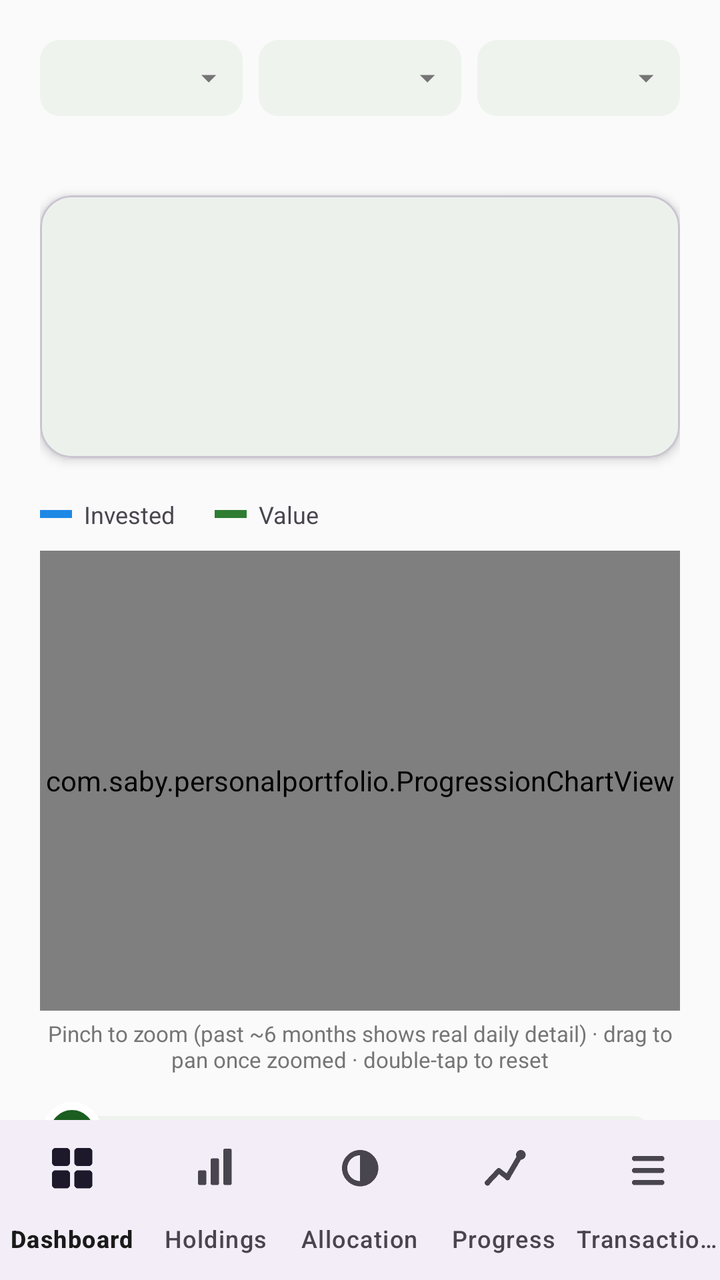
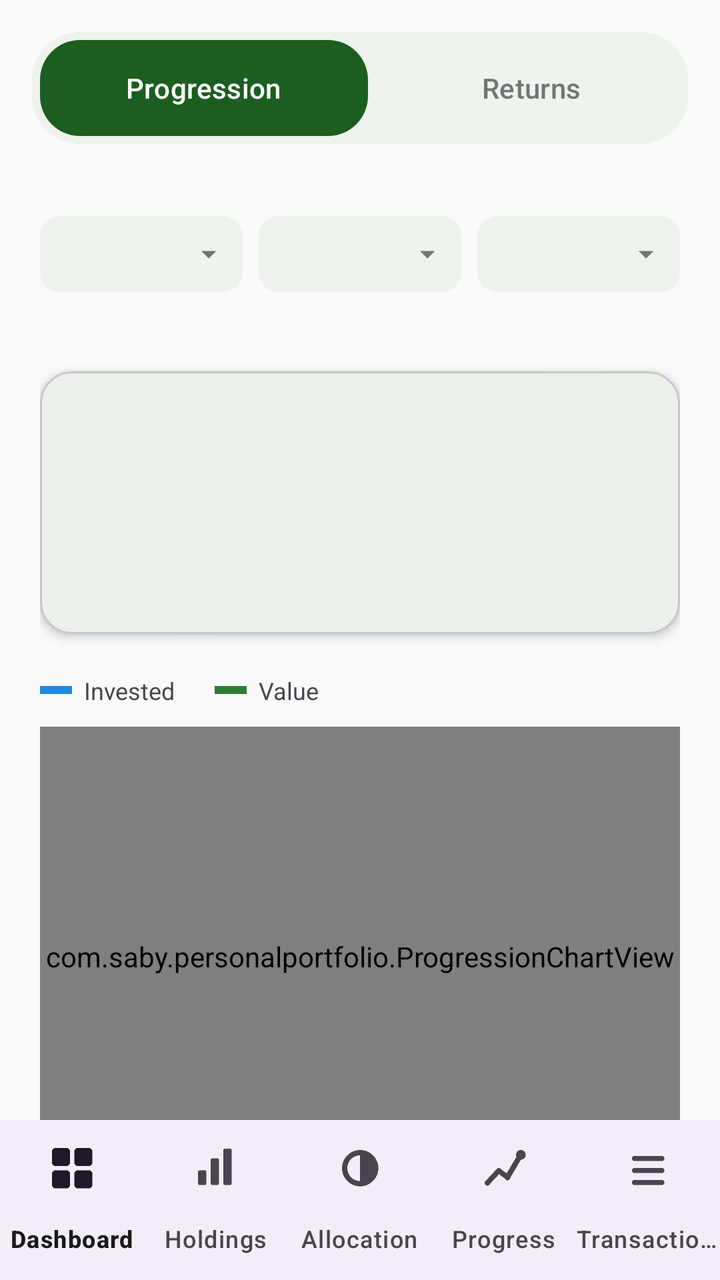

An Android layout rendered at two revisions. The XML below is the earlier revision; the diff shows what the commit changed to produce the second picture.
<!-- AndroidManifest.xml: application theme Theme.PersonalPortfolio -->
<!-- res/layout/activity_progression.xml -->
<?xml version="1.0" encoding="utf-8"?>
<LinearLayout xmlns:android="http://schemas.android.com/apk/res/android"
    xmlns:app="http://schemas.android.com/apk/res-auto"
    android:layout_width="match_parent"
    android:layout_height="match_parent"
    android:orientation="vertical">

    <androidx.core.widget.NestedScrollView
        android:layout_width="match_parent"
        android:layout_height="0dp"
        android:layout_weight="1"
        android:fillViewport="true">

        <LinearLayout
            android:layout_width="match_parent"
            android:layout_height="wrap_content"
            android:orientation="vertical"
            android:padding="20dp">

            
            <LinearLayout
                android:layout_width="match_parent"
                android:layout_height="wrap_content"
                android:orientation="horizontal">

                <TextView
                    android:id="@+id/progressionMemberTab"
                    style="@style/ProgressionDropdownTab"
                    android:layout_width="0dp"
                    android:layout_weight="1" />

                <TextView
                    android:id="@+id/progressionAxisTab"
                    style="@style/ProgressionDropdownTab"
                    android:layout_width="0dp"
                    android:layout_weight="1"
                    android:layout_marginStart="8dp" />

                <TextView
                    android:id="@+id/progressionCurrencyTab"
                    style="@style/ProgressionDropdownTab"
                    android:layout_width="0dp"
                    android:layout_weight="1"
                    android:layout_marginStart="8dp" />

            </LinearLayout>

            <TextView
                android:id="@+id/progressionStatusText"
                android:layout_width="match_parent"
                android:layout_height="wrap_content"
                android:layout_marginTop="10dp"
                android:textSize="13sp"
                android:textColor="@color/colorNeutral" />

            
            <include
                android:id="@+id/progressionStatsCard"
                layout="@layout/include_stats_card"
                android:layout_width="match_parent"
                android:layout_height="wrap_content"
                android:layout_marginTop="12dp" />

            
            <LinearLayout
                android:layout_width="match_parent"
                android:layout_height="wrap_content"
                android:layout_marginTop="20dp"
                android:orientation="horizontal"
                android:gravity="center_vertical">

                <View
                    android:layout_width="16dp"
                    android:layout_height="4dp"
                    android:background="@color/colorProgressionInvested" />

                <TextView
                    android:layout_width="wrap_content"
                    android:layout_height="wrap_content"
                    android:layout_marginStart="6dp"
                    android:text="Invested"
                    android:textSize="12sp" />

                <View
                    android:layout_width="16dp"
                    android:layout_height="4dp"
                    android:layout_marginStart="20dp"
                    android:background="@color/colorGain" />

                <TextView
                    android:layout_width="wrap_content"
                    android:layout_height="wrap_content"
                    android:layout_marginStart="6dp"
                    android:text="Value"
                    android:textSize="12sp" />

                <TextView
                    android:id="@+id/progressionResetZoomButton"
                    android:layout_width="0dp"
                    android:layout_height="wrap_content"
                    android:layout_weight="1"
                    android:gravity="end"
                    android:text="Reset zoom ↺"
                    android:textSize="12sp"
                    android:textStyle="bold"
                    android:textColor="?attr/colorPrimary"
                    android:padding="4dp"
                    android:visibility="gone"
                    android:background="?attr/selectableItemBackground" />

            </LinearLayout>

            <com.saby.personalportfolio.ProgressionChartView
                android:id="@+id/progressionChart"
                android:layout_width="match_parent"
                android:layout_height="230dp"
                android:layout_marginTop="10dp" />

            <TextView
                android:layout_width="match_parent"
                android:layout_height="wrap_content"
                android:layout_marginTop="4dp"
                android:text="Pinch to zoom (past ~6 months shows real daily detail) · drag to pan once zoomed · double-tap to reset"
                android:textSize="11sp"
                android:gravity="center"
                android:textColor="@color/colorNeutral" />

            
            <SeekBar
                android:id="@+id/progressionSeekBar"
                android:layout_width="match_parent"
                android:layout_height="wrap_content"
                android:layout_marginTop="4dp"
                android:paddingTop="10dp"
                android:paddingBottom="10dp"
                android:progressDrawable="@drawable/progression_seekbar_track"
                android:thumb="@drawable/progression_seekbar_thumb"
                android:splitTrack="false" />

        </LinearLayout>

    </androidx.core.widget.NestedScrollView>

    <com.google.android.material.bottomnavigation.BottomNavigationView
        android:id="@+id/bottomNav"
        android:layout_width="match_parent"
        android:layout_height="wrap_content"
        app:menu="@menu/bottom_nav_menu"
        app:labelVisibilityMode="labeled" />

</LinearLayout>
<!-- res/layout/include_stats_card.xml (included above) -->
<?xml version="1.0" encoding="utf-8"?>
<com.google.android.material.card.MaterialCardView xmlns:android="http://schemas.android.com/apk/res/android"
    xmlns:app="http://schemas.android.com/apk/res-auto"
    android:layout_width="match_parent"
    android:layout_height="wrap_content"
    app:cardCornerRadius="16dp"
    app:cardElevation="3dp">

    <LinearLayout
        android:layout_width="match_parent"
        android:layout_height="wrap_content"
        android:orientation="vertical"
        android:padding="20dp">

        <TextView
            android:id="@+id/statsCardDate"
            android:layout_width="match_parent"
            android:layout_height="wrap_content"
            android:textSize="14sp"
            android:textColor="@color/colorNeutral"
            android:textStyle="bold"
            android:visibility="gone" />

        <TextView
            android:id="@+id/statsCardValue"
            android:layout_width="match_parent"
            android:layout_height="wrap_content"
            android:layout_marginTop="4dp"
            android:textSize="28sp"
            android:textStyle="bold" />

        <TextView
            android:id="@+id/statsCardGain"
            android:layout_width="match_parent"
            android:layout_height="wrap_content"
            android:layout_marginTop="8dp"
            android:textSize="15sp"
            android:textStyle="bold" />

        
        <LinearLayout
            android:id="@+id/statsCardPeriodGainsRow"
            android:layout_width="match_parent"
            android:layout_height="wrap_content"
            android:layout_marginTop="10dp"
            android:orientation="horizontal"
            android:visibility="gone">

            <LinearLayout
                android:id="@+id/statsCardPeriodGainDayChip"
                android:layout_width="0dp"
                android:layout_height="wrap_content"
                android:layout_weight="1"
                android:layout_marginEnd="6dp"
                android:orientation="vertical"
                android:gravity="center"
                android:padding="8dp"
                android:background="@drawable/bg_period_gain_chip"
                android:clickable="true"
                android:focusable="true">

                <TextView
                    android:layout_width="wrap_content"
                    android:layout_height="wrap_content"
                    android:text="Day"
                    android:textSize="11sp"
                    android:textColor="@color/colorNeutral" />

                <TextView
                    android:id="@+id/statsCardPeriodGainDayAmount"
                    android:layout_width="wrap_content"
                    android:layout_height="wrap_content"
                    android:layout_marginTop="2dp"
                    android:textSize="13sp"
                    android:textStyle="bold" />

                <TextView
                    android:id="@+id/statsCardPeriodGainDayPercent"
                    android:layout_width="wrap_content"
                    android:layout_height="wrap_content"
                    android:textSize="11sp" />

            </LinearLayout>

            <LinearLayout
                android:id="@+id/statsCardPeriodGainYearChip"
                android:layout_width="0dp"
                android:layout_height="wrap_content"
                android:layout_weight="1"
                android:layout_marginEnd="6dp"
                android:orientation="vertical"
                android:gravity="center"
                android:padding="8dp"
                android:background="@drawable/bg_period_gain_chip"
                android:clickable="true"
                android:focusable="true">

                <TextView
                    android:layout_width="wrap_content"
                    android:layout_height="wrap_content"
                    android:text="1 year"
                    android:textSize="11sp"
                    android:textColor="@color/colorNeutral" />

                <TextView
                    android:id="@+id/statsCardPeriodGainYearAmount"
                    android:layout_width="wrap_content"
                    android:layout_height="wrap_content"
                    android:layout_marginTop="2dp"
                    android:textSize="13sp"
                    android:textStyle="bold" />

                <TextView
                    android:id="@+id/statsCardPeriodGainYearPercent"
                    android:layout_width="wrap_content"
                    android:layout_height="wrap_content"
                    android:textSize="11sp" />

            </LinearLayout>

            <LinearLayout
                android:id="@+id/statsCardPeriodGainCalendarYearChip"
                android:layout_width="0dp"
                android:layout_height="wrap_content"
                android:layout_weight="1"
                android:orientation="vertical"
                android:gravity="center"
                android:padding="8dp"
                android:background="@drawable/bg_period_gain_chip"
                android:clickable="true"
                android:focusable="true">

                <TextView
                    android:layout_width="wrap_content"
                    android:layout_height="wrap_content"
                    android:text="Calendar year"
                    android:textSize="11sp"
                    android:textColor="@color/colorNeutral" />

                <TextView
                    android:id="@+id/statsCardPeriodGainCalendarYearAmount"
                    android:layout_width="wrap_content"
                    android:layout_height="wrap_content"
                    android:layout_marginTop="2dp"
                    android:textSize="13sp"
                    android:textStyle="bold" />

                <TextView
                    android:id="@+id/statsCardPeriodGainCalendarYearPercent"
                    android:layout_width="wrap_content"
                    android:layout_height="wrap_content"
                    android:textSize="11sp" />

            </LinearLayout>

        </LinearLayout>

        <TextView
            android:id="@+id/statsCardInvested"
            android:layout_width="match_parent"
            android:layout_height="wrap_content"
            android:layout_marginTop="12dp"
            android:textSize="13sp"
            android:textColor="@color/colorNeutral"
            android:visibility="gone" />

        <TextView
            android:id="@+id/statsCardXirr"
            android:layout_width="match_parent"
            android:layout_height="wrap_content"
            android:layout_marginTop="4dp"
            android:textSize="13sp"
            android:textColor="@color/colorNeutral" />

        <TextView
            android:id="@+id/statsCardCount"
            android:layout_width="match_parent"
            android:layout_height="wrap_content"
            android:layout_marginTop="10dp"
            android:textSize="12sp"
            android:textColor="@color/colorNeutral"
            android:visibility="gone" />

    </LinearLayout>

</com.google.android.material.card.MaterialCardView>
<!-- resources referenced by this layout -->
<resources>
  <color name="colorGain">#2E7D32</color>
  <color name="colorNeutral">#757575</color>
  <color name="colorProgressionInvested">#1E88E5</color>
  <!-- drawable bg_period_gain_chip (drawable) -->
  <?xml version="1.0" encoding="utf-8"?>
  <shape xmlns:android="http://schemas.android.com/apk/res/android"
      android:shape="rectangle">
      <corners android:radius="10dp" />
      <solid android:color="@color/colorNeutralBg" />
  </shape>
  <!-- drawable progression_seekbar_thumb (drawable) -->
  <?xml version="1.0" encoding="utf-8"?>
  <shape xmlns:android="http://schemas.android.com/apk/res/android"
      android:shape="oval">
      <solid android:color="@color/colorPrimary" />
      <size android:width="30dp" android:height="30dp" />
      <stroke android:width="4dp" android:color="@color/colorSurface" />
  </shape>
  <!-- drawable progression_seekbar_track (drawable) -->
  <?xml version="1.0" encoding="utf-8"?>
  <layer-list xmlns:android="http://schemas.android.com/apk/res/android">
      <item android:id="@android:id/background">
          <shape android:shape="rectangle">
              <corners android:radius="7dp" />
              <solid android:color="@color/colorSurfaceVariant" />
              <size android:height="14dp" />
          </shape>
      </item>
      <item android:id="@android:id/progress">
          <clip>
              <shape android:shape="rectangle">
                  <corners android:radius="7dp" />
                  <solid android:color="@color/colorPrimary" />
                  <size android:height="14dp" />
              </shape>
          </clip>
      </item>
  </layer-list>
  <color name="colorNeutralBg">#EDEDED</color>
  <color name="colorPrimary">#1B5E20</color>
  <color name="colorSurface">#FFFFFF</color>
  <color name="colorSurfaceVariant">#EEF3EE</color>
  <!-- drawable dropdown_tab_background (drawable) -->
  <?xml version="1.0" encoding="utf-8"?>
  <shape xmlns:android="http://schemas.android.com/apk/res/android"
      android:shape="rectangle">
      <solid android:color="@color/colorSurfaceVariant" />
      <corners android:radius="10dp" />
  </shape>
  <color name="colorOnSurface">#1A1A1A</color>
  <!-- drawable ic_dropdown_caret (drawable) -->
  <vector xmlns:android="http://schemas.android.com/apk/res/android"
      android:width="18dp"
      android:height="18dp"
      android:viewportWidth="24"
      android:viewportHeight="24">
      <path
          android:fillColor="#757575"
          android:pathData="M7,10l5,5 5,-5z" />
  </vector>
  <color name="colorPrimaryVariant">#0D3B12</color>
  <color name="colorOnPrimary">#FFFFFF</color>
  <color name="colorSecondary">#00897B</color>
  <color name="colorOnSecondary">#FFFFFF</color>
  <color name="colorBackground">#FAFAFA</color>
  <color name="colorOnBackground">#1A1A1A</color>
  <!-- unchanged entries left out for length: 2 -->
</resources>

<!-- the commit's change to res/layout/activity_progression.xml (unified diff, before → after) -->
@@ -4,6 +4,41 @@
     android:layout_width="match_parent"
     android:layout_height="match_parent"
     android:orientation="vertical">
+
+    
+    <com.google.android.material.tabs.TabLayout
+        android:id="@+id/progressionSectionTabLayout"
+        android:layout_width="match_parent"
+        android:layout_height="wrap_content"
+        android:layout_margin="16dp"
+        android:layout_marginBottom="0dp"
+        android:background="@drawable/tab_bar_background"
+        android:padding="4dp"
+        app:tabBackground="@android:color/transparent"
+        app:tabIndicator="@drawable/tab_indicator_pill"
+        app:tabIndicatorAnimationMode="elastic"
+        app:tabIndicatorFullWidth="true"
+        app:tabIndicatorGravity="stretch"
+        app:tabIndicatorColor="@color/colorPrimary"
+        app:tabRippleColor="@null"
+        app:tabPaddingTop="6dp"
+        app:tabPaddingBottom="6dp"
+        app:tabTextColor="@color/colorNeutral"
+        app:tabSelectedTextColor="@color/colorOnPrimary"
+        app:tabMode="fixed"
+        app:tabGravity="fill">
+
+        <com.google.android.material.tabs.TabItem
+            android:layout_width="wrap_content"
+            android:layout_height="wrap_content"
+            android:text="Progression" />
+
+        <com.google.android.material.tabs.TabItem
+            android:layout_width="wrap_content"
+            android:layout_height="wrap_content"
+            android:text="Returns" />
+
+    </com.google.android.material.tabs.TabLayout>
 
     <androidx.core.widget.NestedScrollView
         android:layout_width="match_parent"
<!-- resource entries referenced after the edit -->
@@ -38,6 +38,20 @@
           </clip>
       </item>
   </layer-list>
+  <!-- drawable tab_bar_background (drawable) -->
+  <?xml version="1.0" encoding="utf-8"?>
+  <shape xmlns:android="http://schemas.android.com/apk/res/android"
+      android:shape="rectangle">
+      <solid android:color="@color/colorSurfaceVariant" />
+      <corners android:radius="24dp" />
+  </shape>
+  <!-- drawable tab_indicator_pill (drawable) -->
+  <?xml version="1.0" encoding="utf-8"?>
+  <shape xmlns:android="http://schemas.android.com/apk/res/android"
+      android:shape="rectangle">
+      <solid android:color="@color/colorPrimary" />
+      <corners android:radius="20dp" />
+  </shape>
   <color name="colorNeutralBg">#EDEDED</color>
   <color name="colorPrimary">#1B5E20</color>
   <color name="colorSurface">#FFFFFF</color>
